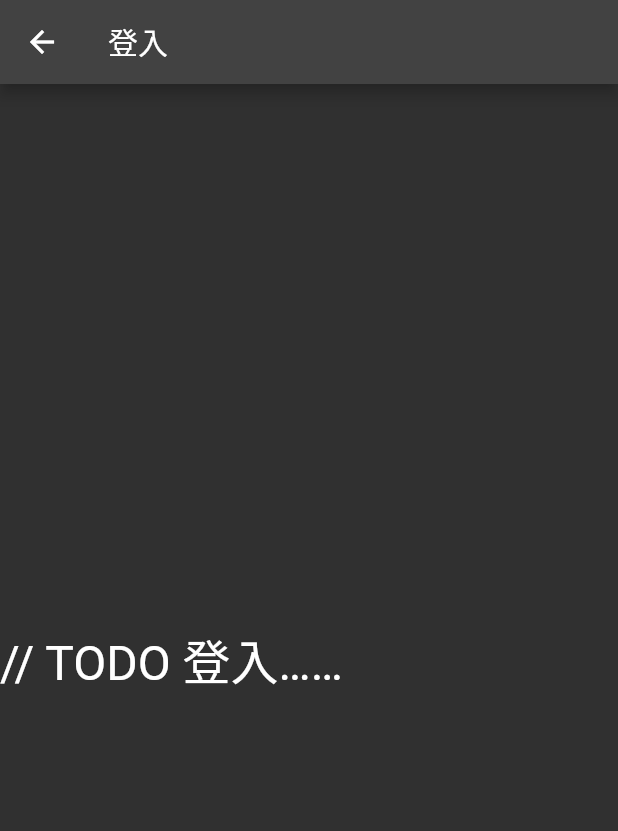
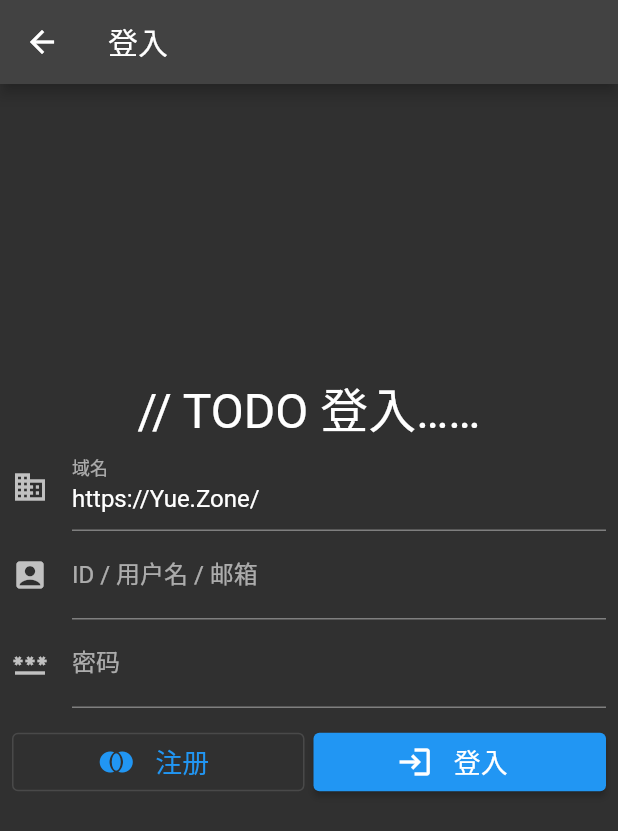
Before and after one commit to Yue-plus/Yue.Zone, a Flutter app: the screen it shows after launch, after a tap on the "login" icon, on a phone screen of 412 x 824 dp. Shown: the top 831 px of the screen. Run offline on Flutter 3.47's test engine with Material 2 defaults, Android fonts, the phone set to English and light mode, and no system bars.

Commit message:
update login_view.dart

```diff
--- a/lib/src/app.dart
+++ b/lib/src/app.dart
@@ -29,7 +29,7 @@ class YueZoneApp extends StatelessWidget {
         ],
       ),
       body: const Center(
-        child: Text('正在生成世界……', style: TextStyle(fontSize: 32)),
+        child: Text('// TODO 生成世界……', style: TextStyle(fontSize: 32)),
       ),
     );
   }
--- a/lib/src/login/login_view.dart
+++ b/lib/src/login/login_view.dart
@@ -8,15 +8,79 @@ class LoginView extends StatelessWidget {
   @override
   Widget build(BuildContext context) {
     return Scaffold(
-        appBar: AppBar(
-          title: const Text('登入'),
+      appBar: AppBar(
+        title: const Text('登入'),
+      ),
+      body: Center(
+        child: Container(
+          width: 600,
+          height: 400,
+          padding: const EdgeInsets.all(8),
+          child: Form(
+            child: Column(
+              children: [
+                const Text('// TODO 登入……', style: TextStyle(fontSize: 32)),
+
+                TextFormField(
+                  keyboardType: TextInputType.url,
+                  initialValue: 'https://Yue.Zone/',
+                  decoration: const InputDecoration(
+                    icon: Icon(Icons.domain),
+                    labelText: '域名',
+                    hintText: 'http(s)://example.com/',
+                  ),
+                ),
+                TextFormField(
+                  keyboardType: TextInputType.emailAddress,
+                  decoration: const InputDecoration(
+                    icon: Icon(Icons.account_box),
+                    labelText: 'ID / 用户名 / 邮箱',
+                  ),
+                ),
+                TextFormField(
+                  obscureText: true,
+                  decoration: const InputDecoration(
+                    icon: Icon(Icons.password),
+                    labelText: '密码',
+                  ),
+                ),
+
+                // 只用于调整按钮位置
+                const SizedBox(height: 12),
+
+                Row(
+                  children: [
+                    Expanded(
+                      child: OutlinedButton.icon(
+                        onPressed: () {},
+                        icon: const Icon(Icons.join_full),
+                        label: const Padding(
+                          padding: EdgeInsets.all(6),
+                          child: Text('注册', style: TextStyle(fontSize: 18)),
+                        ),
+                      ),
+                    ),
+
+                    // 只用于调整按钮间距
+                    const SizedBox(width: 6),
+
+                    Expanded(
+                      child: ElevatedButton.icon(
+                        icon: const Icon(Icons.login),
+                        onPressed: () {},
+                        label: const Padding(
+                          padding: EdgeInsets.all(6),
+                          child: Text('登入', style: TextStyle(fontSize: 18)),
+                        ),
+                      ),
+                    ),
+                  ],
+                ),
+              ],
+            ),
+          ),
         ),
-        body: const Center(
-          child: SizedBox(
-            width: 600,
-            child: Text('// TODO 登入……', style: TextStyle(fontSize: 32)),
-          ),
-        )
+      ),
     );
   }
 }
```
